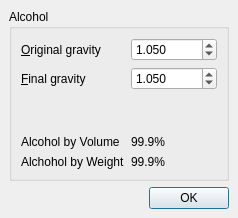
Above: src/alcoholtool.ui from mattcaron/qbrew before the change. Below: the same form after it.
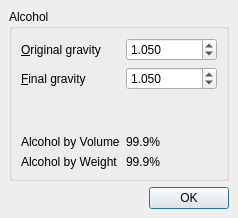
That is the form after the change.

Commit message: Fix spelling error: s/Alchohol/Alcohol/

```diff
--- a/src/alcoholtool.ui
+++ b/src/alcoholtool.ui
@@ -92,7 +92,7 @@
       <item row="4" column="0" >
        <widget class="QLabel" name="abwlabel" >
         <property name="text" >
-         <string>Alchohol by Weight</string>
+         <string>Alcohol by Weight</string>
         </property>
        </widget>
       </item>
```
